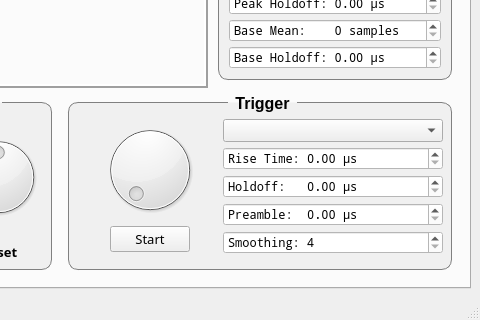
This is design.ui in muchnoi/HPGe-Acquisition as Qt 5 draws it before an edit; both pictures show x 602 to 1082 and y 518 to 838 of the 1082 by 838 pixel window. The edited form follows.
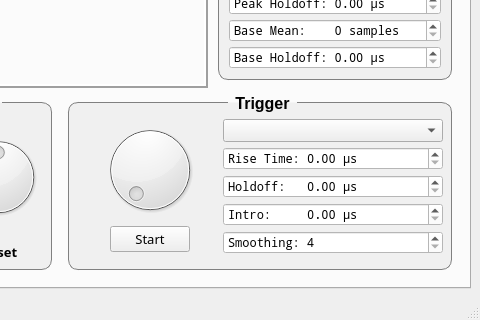
This is the edited form. Custom widgets are drawn as their Qt base class.

Patch:
```diff
--- a/design.ui
+++ b/design.ui
@@ -1578,7 +1578,13 @@
                   </widget>
                  </item>
                  <item>
-                  <widget class="QDoubleSpinBox" name="TriggerPrologue">
+                  <widget class="QDoubleSpinBox" name="TriggerIntro">
+                   <property name="sizePolicy">
+                    <sizepolicy hsizetype="Preferred" vsizetype="Fixed">
+                     <horstretch>0</horstretch>
+                     <verstretch>0</verstretch>
+                    </sizepolicy>
+                   </property>
                    <property name="font">
                     <font>
                      <family>Noto Mono</family>
@@ -1586,7 +1592,7 @@
                     </font>
                    </property>
                    <property name="prefix">
-                    <string>Preamble:  </string>
+                    <string>Intro:     </string>
                    </property>
                    <property name="suffix">
                     <string> μs</string>
```
Left out of the diff: 97 changed lines with no effect on the pictures.
